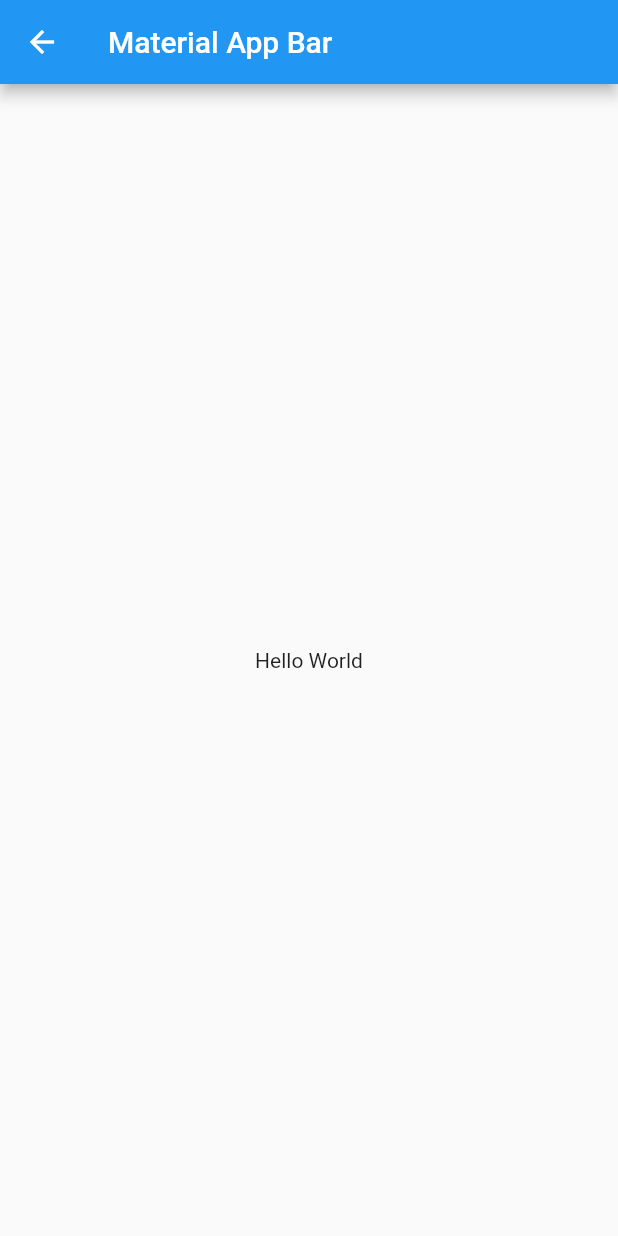
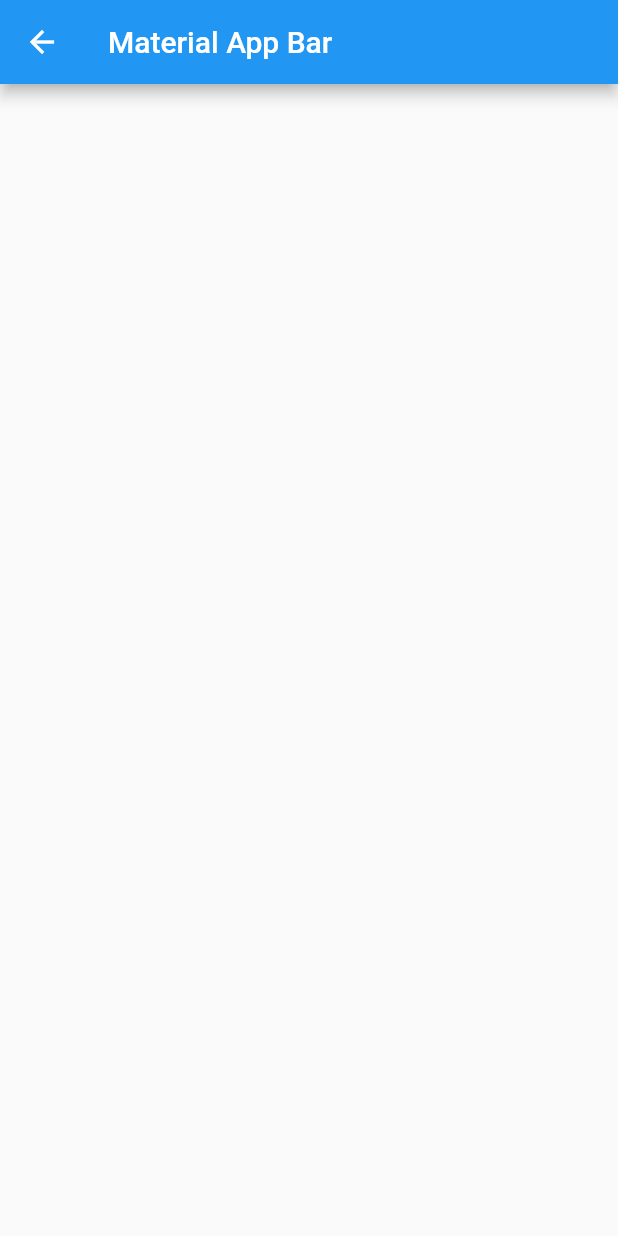
Before and after one commit to kamalnorizan/flutter_lesson6, a Flutter app: the screen it shows after launch, after a tap on "Page 2", on a phone screen of 412 x 824 dp. Run offline on Flutter 3.47's test engine with Material 2 defaults, Android fonts, the phone set to English and light mode, and no system bars.

```diff
--- a/lib/main.dart
+++ b/lib/main.dart
@@ -7,7 +7,7 @@ void main() => runApp(
         initialRoute: '/',
         routes: {
           '/': (context) => const MyApp(),
-          '/page2': (context) => const Page2(),
+          // '/page2': (context) => const Page2(),
           '/page3': (context) => const Page3(),
         },
       ),
@@ -23,6 +23,7 @@ class MyApp extends StatefulWidget {
 class _MyAppState extends State<MyApp> {
   @override
   Widget build(BuildContext context) {
+    var nameController = TextEditingController();
     String dropdownvalue = 'Item 3';
     var items = [
       'Item 1',
@@ -88,6 +89,9 @@ class _MyAppState extends State<MyApp> {
                 onPressed: () {},
                 child: const Text('Button'),
               ),
+              TextField(
+                controller: nameController,
+              ),
               ButtonBar(
                 alignment: MainAxisAlignment.center,
                 children: [
@@ -103,11 +107,12 @@ class _MyAppState extends State<MyApp> {
                       shape: const StadiumBorder(),
                     ),
                     onPressed: () {
-                      // Navigator.push(
-                      //   context,
-                      //   MaterialPageRoute(builder: (context) => const Page2()),
-                      // );
-                      Navigator.pushNamed(context, '/page2');
+                      Navigator.push(
+                        context,
+                        MaterialPageRoute(
+                            builder: (context) => Page2(nameController.text)),
+                      );
+                      // Navigator.pushNamed(context, '/page2');
                     },
                     child: const Text('Page 2'),
                   ),
--- a/lib/page2.dart
+++ b/lib/page2.dart
@@ -1,16 +1,17 @@
 import 'package:flutter/material.dart';
 
+// ignore: must_be_immutable
 class Page2 extends StatelessWidget {
-  const Page2({super.key});
-
+  Page2(this.name, {super.key});
+  String name;
   @override
   Widget build(BuildContext context) {
     return Scaffold(
       appBar: AppBar(
         title: const Text('Material App Bar'),
       ),
-      body: const Center(
-        child: Text('Hello World'),
+      body: Center(
+        child: Text(name),
       ),
     );
   }
```
